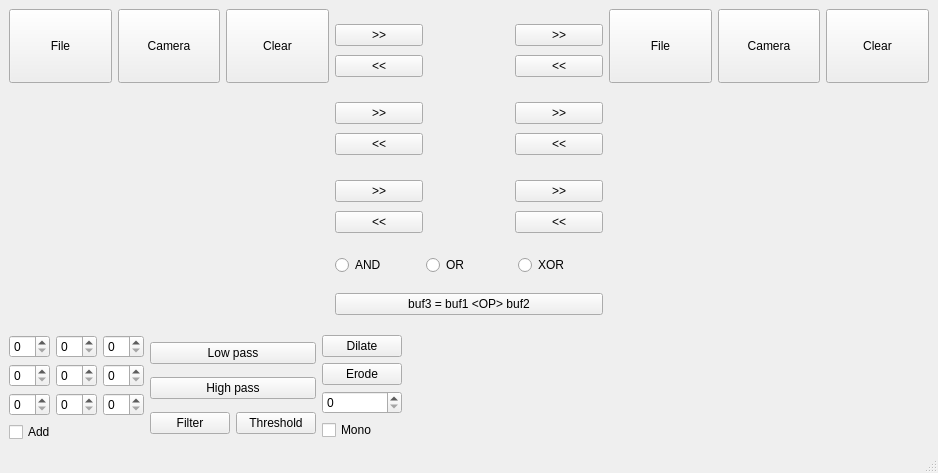
This is sw_4/mainwindow.ui in z3rostack/systemy_wizyjne as Qt 5 draws it before an edit. The edited form follows.
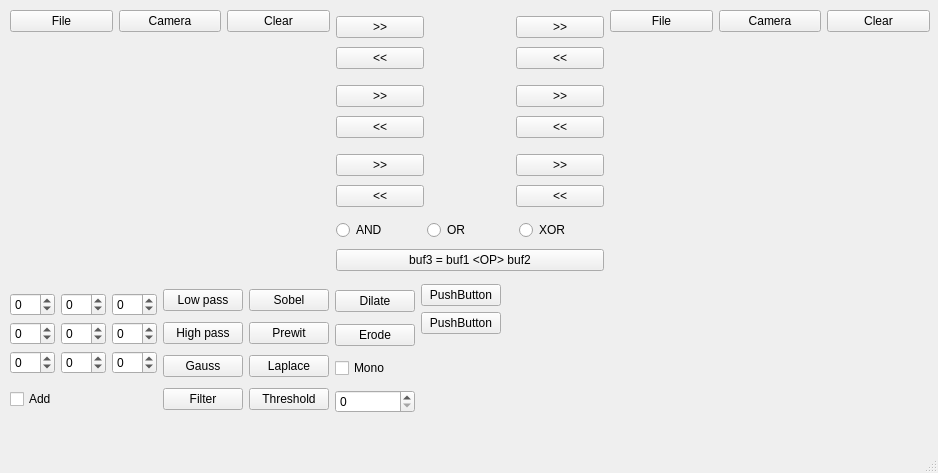
This is the edited form.

What changed in the file:
```diff
--- a/sw_4/mainwindow.ui
+++ b/sw_4/mainwindow.ui
@@ -20,8 +20,15 @@
    <string>MainWindow</string>
   </property>
   <widget class="QWidget" name="centralwidget">
-   <layout class="QGridLayout" name="gridLayout_2">
-    <item row="0" column="0">
+   <widget class="QWidget" name="">
+    <property name="geometry">
+     <rect>
+      <x>10</x>
+      <y>10</y>
+      <width>920</width>
+      <height>409</height>
+     </rect>
+    </property>
      <layout class="QVBoxLayout" name="verticalLayout_13">
       <item>
        <layout class="QHBoxLayout" name="horizontalLayout_9">
@@ -382,39 +389,76 @@
        </layout>
       </item>
       <item>
-       <layout class="QHBoxLayout" name="horizontalLayout_10">
-        <item>
          <layout class="QHBoxLayout" name="horizontalLayout_8">
           <item>
            <layout class="QVBoxLayout" name="verticalLayout_12">
             <item>
              <layout class="QGridLayout" name="gridLayout">
               <item row="0" column="0">
-               <widget class="QSpinBox" name="w1"/>
+            <widget class="QSpinBox" name="w1">
+             <property name="minimum">
+              <number>-99</number>
+             </property>
+            </widget>
               </item>
               <item row="0" column="1">
-               <widget class="QSpinBox" name="w2"/>
+            <widget class="QSpinBox" name="w2">
+             <property name="minimum">
+              <number>-99</number>
+             </property>
+             <property name="singleStep">
+              <number>1</number>
+             </property>
+            </widget>
               </item>
               <item row="0" column="2">
-               <widget class="QSpinBox" name="w3"/>
+            <widget class="QSpinBox" name="w3">
+             <property name="minimum">
+              <number>-99</number>
+             </property>
+            </widget>
               </item>
               <item row="1" column="0">
-               <widget class="QSpinBox" name="w4"/>
+            <widget class="QSpinBox" name="w4">
+             <property name="minimum">
+              <number>-99</number>
+             </property>
+            </widget>
               </item>
               <item row="1" column="1">
-               <widget class="QSpinBox" name="w5"/>
+            <widget class="QSpinBox" name="w5">
+             <property name="minimum">
+              <number>-99</number>
+             </property>
+            </widget>
               </item>
               <item row="1" column="2">
-               <widget class="QSpinBox" name="w6"/>
+            <widget class="QSpinBox" name="w6">
+             <property name="minimum">
+              <number>-99</number>
+             </property>
+            </widget>
               </item>
               <item row="2" column="0">
-               <widget class="QSpinBox" name="w7"/>
+            <widget class="QSpinBox" name="w7">
+             <property name="minimum">
+              <number>-99</number>
+             </property>
+            </widget>
               </item>
               <item row="2" column="1">
-               <widget class="QSpinBox" name="w8"/>
+            <widget class="QSpinBox" name="w8">
+             <property name="minimum">
+              <number>-99</number>
+             </property>
+            </widget>
               </item>
               <item row="2" column="2">
-               <widget class="QSpinBox" name="w9"/>
+            <widget class="QSpinBox" name="w9">
+             <property name="minimum">
+              <number>-99</number>
+             </property>
+            </widget>
               </item>
              </layout>
             </item>
@@ -428,31 +472,57 @@
            </layout>
           </item>
           <item>
-           <layout class="QVBoxLayout" name="verticalLayout_10">
-            <item>
+        <layout class="QGridLayout" name="gridLayout_2">
+         <item row="0" column="0">
              <widget class="QPushButton" name="low_pass_button">
               <property name="text">
                <string>Low pass</string>
               </property>
              </widget>
             </item>
-            <item>
+         <item row="0" column="1">
+          <widget class="QPushButton" name="sobel_button">
+           <property name="text">
+            <string>Sobel</string>
+           </property>
+          </widget>
+         </item>
+         <item row="1" column="0">
              <widget class="QPushButton" name="high_pass_button">
               <property name="text">
                <string>High pass</string>
               </property>
              </widget>
             </item>
-            <item>
-             <layout class="QHBoxLayout" name="horizontalLayout_7">
-              <item>
+         <item row="1" column="1">
+          <widget class="QPushButton" name="prewit_button">
+           <property name="text">
+            <string>Prewit</string>
+           </property>
+          </widget>
+         </item>
+         <item row="2" column="0">
+          <widget class="QPushButton" name="gauss_button">
+           <property name="text">
+            <string>Gauss</string>
+           </property>
+          </widget>
+         </item>
+         <item row="2" column="1">
+          <widget class="QPushButton" name="laplace_button">
+           <property name="text">
+            <string>Laplace</string>
+           </property>
+          </widget>
+         </item>
+         <item row="3" column="0">
                <widget class="QPushButton" name="filter_button">
                 <property name="text">
                  <string>Filter</string>
                 </property>
                </widget>
               </item>
-              <item>
+         <item row="3" column="1">
                <widget class="QPushButton" name="threshold_button">
                 <property name="text">
                  <string>Threshold</string>
@@ -461,8 +531,6 @@
               </item>
              </layout>
             </item>
-           </layout>
-          </item>
           <item>
            <layout class="QVBoxLayout" name="verticalLayout_11">
             <item>
@@ -479,9 +547,6 @@
               </property>
              </widget>
             </item>
-            <item>
-             <widget class="QSpinBox" name="threshold_checkbox"/>
-            </item>
             <item>
              <widget class="QCheckBox" name="mono_checkbox">
               <property name="text">
@@ -489,7 +554,45 @@
               </property>
              </widget>
             </item>
-           </layout>
+         <item>
+          <widget class="QSpinBox" name="threshold_spinbox">
+           <property name="maximum">
+            <number>255</number>
+           </property>
+          </widget>
+         </item>
+        </layout>
+       </item>
+       <item>
+        <layout class="QHBoxLayout" name="horizontalLayout_7">
+         <item>
+          <layout class="QVBoxLayout" name="verticalLayout_10">
+           <item>
+            <widget class="QPushButton" name="pushButton_3">
+             <property name="text">
+              <string>PushButton</string>
+             </property>
+            </widget>
+           </item>
+           <item>
+            <widget class="QPushButton" name="pushButton_5">
+             <property name="text">
+              <string>PushButton</string>
+             </property>
+            </widget>
+           </item>
+           <item>
+            <spacer name="verticalSpacer">
+             <property name="orientation">
+              <enum>Qt::Orientation::Vertical</enum>
+             </property>
+             <property name="sizeHint" stdset="0">
+              <size>
+               <width>20</width>
+               <height>40</height>
+              </size>
+             </property>
+            </spacer>
           </item>
          </layout>
         </item>
@@ -511,6 +614,7 @@
      </layout>
     </item>
    </layout>
+   </widget>
   </widget>
   <widget class="QMenuBar" name="menubar">
    <property name="geometry">
```
Lines whose indentation alone changed are shown as unchanged.
